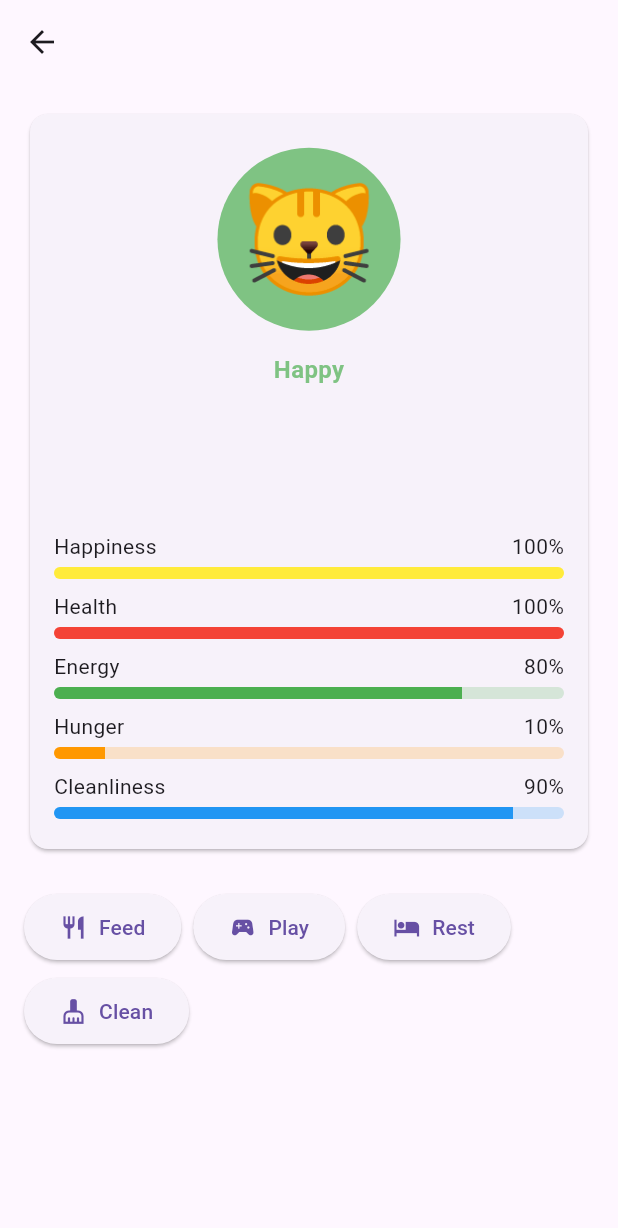
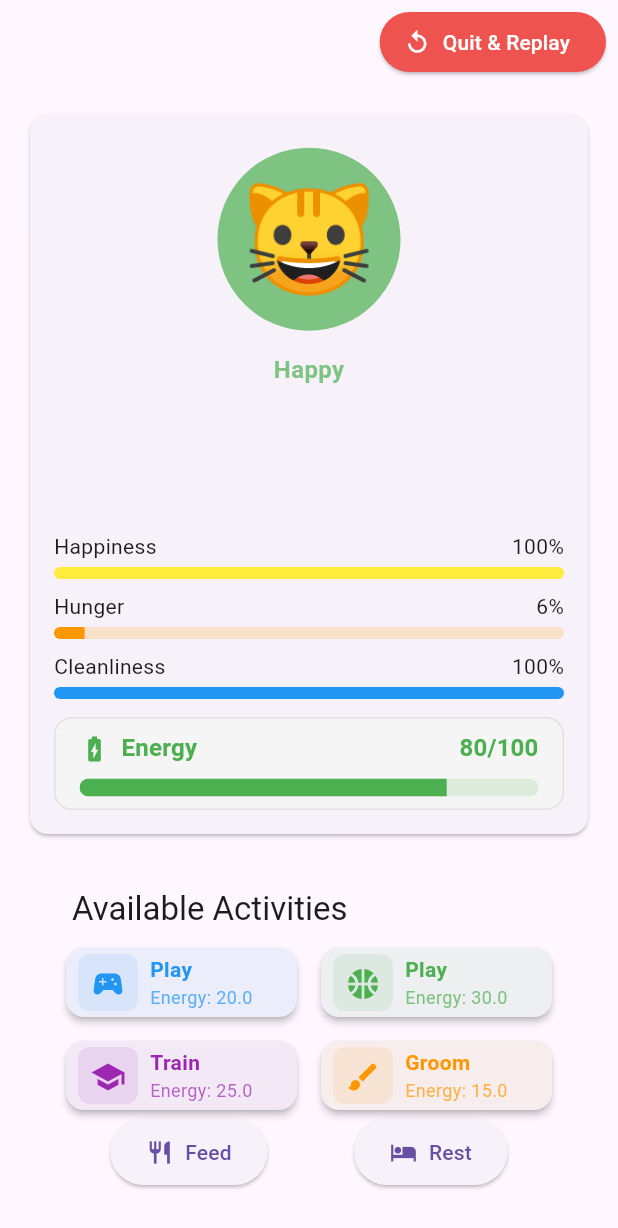
Before and after one commit to sannzay/act5_mad, a Flutter app: the PetScreen screen opened directly with empty values, after a tap on "Play", on a phone screen of 412 x 824 dp. Shown: the top 1228 px of the screen. Run offline on Flutter 3.47's test engine with Material 3 defaults, Android fonts, the light colour scheme and no system bars; our stand-ins replace shared_preferences; accounts and stored records are empty.

Commit message:
Refactor Pet model to remove health attribute and adjust happiness mechanics. Update PetScreen to include activity selection and enhance interaction with pet actions, including a quit confirmation dialog and energy management.

```diff
--- a/lib/models/pet.dart
+++ b/lib/models/pet.dart
@@ -5,7 +5,6 @@
   String type;
   double happiness;
   double hunger;
-  double health;
   double energy;
   double cleanliness;
   DateTime lastInteraction;
@@ -15,7 +14,6 @@
     required this.type,
     this.happiness = 100.0,
     this.hunger = 0.0,
-    this.health = 100.0,
     this.energy = 100.0,
     this.cleanliness = 100.0,
   }) : lastInteraction = DateTime.now();
@@ -66,15 +64,14 @@
         happiness = (happiness - difference * 0.5).clamp(0.0, 100.0);
       }
 
-      // Health decreases if multiple needs are critical
+      // Happiness decreases if multiple needs are critical
       int criticalNeeds = 0;
       if (hunger > 90) criticalNeeds++;
       if (energy < 10) criticalNeeds++;
       if (cleanliness < 10) criticalNeeds++;
-      if (happiness < 10) criticalNeeds++;
 
       if (criticalNeeds >= 2) {
-        health = (health - difference * criticalNeeds * 0.1).clamp(0.0, 100.0);
+        happiness = (happiness - difference * criticalNeeds * 0.5).clamp(0.0, 100.0);
       }
     }
   }
@@ -89,7 +86,6 @@
       'type': type,
       'happiness': happiness,
       'hunger': hunger,
-      'health': health,
       'energy': energy,
       'cleanliness': cleanliness,
       'lastInteraction': lastInteraction.toIso8601String(),
@@ -102,7 +98,6 @@
       type: json['type'],
       happiness: json['happiness'],
       hunger: json['hunger'],
-      health: json['health'],
       energy: json['energy'],
       cleanliness: json['cleanliness'],
     )..lastInteraction = DateTime.parse(json['lastInteraction']);
--- a/lib/screens/pet_screen.dart
+++ b/lib/screens/pet_screen.dart
@@ -2,8 +2,11 @@
 import '../models/pet.dart';
 import '../widgets/stat_indicator.dart';
 import '../widgets/animated_pet.dart';
+import '../widgets/energy_bar.dart';
+import '../widgets/activity_selector.dart';
 import '../services/game_mechanics_service.dart';
 import '../services/game_state_service.dart';
+import '../screens/pet_customization_screen.dart';
 import 'dart:async';
 
 class PetScreen extends StatefulWidget {
@@ -25,6 +28,42 @@
   final GameStateService _gameState = GameStateService();
   String _currentAction = 'idle';
   Timer? _gameStateCheckTimer;
+  bool _isCharging = false;
+
+  final List<Activity> _activities = [
+    Activity(
+      name: 'Play',
+      icon: Icons.sports_esports,
+      color: Colors.blue,
+      energyCost: 20,
+      happinessGain: 15,
+      description: 'Play with your pet to increase happiness',
+    ),
+    Activity(
+      name: 'Play',
+      icon: Icons.sports_basketball,
+      color: Colors.green,
+      energyCost: 30,
+      happinessGain: 20,
+      description: 'Play with your pet to increase happiness',
+    ),
+    Activity(
+      name: 'Train',
+      icon: Icons.school,
+      color: Colors.purple,
+      energyCost: 25,
+      happinessGain: 10,
+      description: 'Train your pet new tricks',
+    ),
+    Activity(
+      name: 'Groom',
+      icon: Icons.brush,
+      color: Colors.orange,
+      energyCost: 15,
+      happinessGain: 12,
+      description: 'Groom your pet to maintain cleanliness',
+    ),
+  ];
 
   @override
   void initState() {
@@ -48,6 +87,83 @@
     super.dispose();
   }
 
+  void _performActivity(Activity activity) {
+    if (widget.pet.energy < activity.energyCost) {
+      return;
+    }
+
+    setState(() {
+      _currentAction = activity.name.toLowerCase();
+      widget.pet.energy = (widget.pet.energy - activity.energyCost).clamp(0.0, 100.0);
+      widget.pet.happiness = (widget.pet.happiness + activity.happinessGain).clamp(0.0, 100.0);
+      widget.pet.hunger = (widget.pet.hunger + activity.energyCost * 0.3).clamp(0.0, 100.0);
+
+      if (widget.pet.energy < 30) {
+        _gameMechanics.addHungryEffect(widget.pet);
+      }
+
+      widget.onPetUpdated(widget.pet);
+    });
+
+    // Show charging animation while resting
+    Future.delayed(const Duration(milliseconds: 500), () {
+      if (mounted) {
+        setState(() {
+          _currentAction = 'idle';
+        });
+      }
+    });
+  }
+
+  void _showQuitConfirmation(BuildContext context) {
+    showDialog(
+      context: context,
+      barrierDismissible: false,
+      builder: (context) => AlertDialog(
+        title: const Text(
+          'Quit Current Game?',
+          style: TextStyle(color: Colors.red),
+        ),
+        content: const Text(
+          'Are you sure you want to quit the current game and start over? '
+          'All progress will be lost.',
+        ),
+        actions: [
+          TextButton(
+            onPressed: () => Navigator.of(context).pop(),
+            child: const Text('Cancel'),
+          ),
+          ElevatedButton(
+            onPressed: () {
+              Navigator.of(context).pop();
+              Navigator.of(context).pushReplacement(
+                MaterialPageRoute(
+                  builder: (context) => PetCustomizationScreen(
+                    onPetCreated: (pet) {
+                      Navigator.of(context).pushReplacement(
+                        MaterialPageRoute(
+                          builder: (context) => PetScreen(
+                            pet: pet,
+                            onPetUpdated: widget.onPetUpdated,
+                          ),
+                        ),
+                      );
+                    },
+                  ),
+                ),
+              );
+            },
+            style: ElevatedButton.styleFrom(
+              backgroundColor: Colors.red,
+              foregroundColor: Colors.white,
+            ),
+            child: const Text('Quit and Replay'),
+          ),
+        ],
+      ),
+    );
+  }
+
   void _performAction(String action) {
     setState(() {
       _currentAction = action;
@@ -58,23 +174,19 @@
             _gameMechanics.addEnergeticEffect(widget.pet);
           }
           break;
-        case 'play':
-          widget.pet.play();
-          if (widget.pet.energy < 20) {
-            _gameMechanics.addHungryEffect(widget.pet);
-          }
-          break;
         case 'rest':
+          _isCharging = true;
           widget.pet.rest();
           if (widget.pet.energy > 80) {
             _gameMechanics.addEnergeticEffect(widget.pet);
           }
-          break;
-        case 'clean':
-          widget.pet.clean();
-          if (widget.pet.cleanliness < 30) {
-            _gameMechanics.addSicknessEffect(widget.pet);
+          Future.delayed(const Duration(seconds: 2), () {
+            if (mounted) {
+              setState(() {
+                _isCharging = false;
+              });
             }
+          });
           break;
       }
       widget.onPetUpdated(widget.pet);
@@ -95,6 +207,20 @@
     return Scaffold(
       appBar: AppBar(
         title: Text(widget.pet.name),
+        actions: [
+          Padding(
+            padding: const EdgeInsets.symmetric(horizontal: 8.0),
+            child: ElevatedButton.icon(
+              onPressed: () => _showQuitConfirmation(context),
+              icon: const Icon(Icons.replay),
+              label: const Text('Quit & Replay'),
+              style: ElevatedButton.styleFrom(
+                foregroundColor: Colors.white,
+                backgroundColor: Colors.red.shade400,
+              ),
+            ),
+          ),
+        ],
       ),
       body: Padding(
         padding: const EdgeInsets.all(16.0),
@@ -126,16 +252,6 @@
                       color: Colors.yellow,
                     ),
                     StatIndicator(
-                      label: 'Health',
-                      value: widget.pet.health,
-                      color: Colors.red,
-                    ),
-                    StatIndicator(
-                      label: 'Energy',
-                      value: widget.pet.energy,
-                      color: Colors.green,
-                    ),
-                    StatIndicator(
                       label: 'Hunger',
                       value: widget.pet.hunger,
                       color: Colors.orange,
@@ -145,14 +261,29 @@
                       value: widget.pet.cleanliness,
                       color: Colors.blue,
                     ),
+                    const SizedBox(height: 8),
+                    EnergyBar(
+                      energy: widget.pet.energy,
+                      isCharging: _isCharging,
+                    ),
                   ],
                 ),
               ),
             ),
             const SizedBox(height: 24),
-            Wrap(
-              spacing: 8.0,
-              runSpacing: 8.0,
+            Padding(
+              padding: const EdgeInsets.symmetric(horizontal: 16.0),
+              child: ActivitySelector(
+                activities: _activities,
+                currentEnergy: widget.pet.energy,
+                onActivitySelected: _performActivity,
+              ),
+            ),
+            const Spacer(),
+            Container(
+              padding: const EdgeInsets.only(bottom: 20.0),
+              child: Row(
+                mainAxisAlignment: MainAxisAlignment.spaceEvenly,
                 children: [
                   ActionButton(
                     icon: Icons.restaurant,
@@ -160,21 +291,12 @@
                     onPressed: () => _performAction('feed'),
                   ),
                   ActionButton(
-                  icon: Icons.sports_esports,
-                  label: 'Play',
-                  onPressed: () => _performAction('play'),
-                ),
-                ActionButton(
                     icon: Icons.hotel,
                     label: 'Rest',
                     onPressed: () => _performAction('rest'),
                   ),
-                ActionButton(
-                  icon: Icons.cleaning_services,
-                  label: 'Clean',
-                  onPressed: () => _performAction('clean'),
+                ],
               ),
-              ],
             ),
           ],
         ),
--- a/lib/services/game_mechanics_service.dart
+++ b/lib/services/game_mechanics_service.dart
@@ -47,7 +47,6 @@
   void addSicknessEffect(Pet pet) {
     final effect = (Pet pet) {
       if (pet.cleanliness < 30 || pet.hunger > 80) {
-        pet.health = (pet.health - 5).clamp(0.0, 100.0);
         pet.happiness = (pet.happiness - 5).clamp(0.0, 100.0);
       }
     };
--- a/lib/services/game_state_service.dart
+++ b/lib/services/game_state_service.dart
@@ -1,6 +1,8 @@
 import 'dart:async';
 import 'package:flutter/material.dart';
 import '../models/pet.dart';
+import '../screens/pet_customization_screen.dart';
+import '../screens/pet_screen.dart';
 
 enum GameState {
   playing,
@@ -60,8 +62,29 @@
     _showGameEndDialog(
       context,
       'Game Over',
-      'Your pet is too hungry and unhappy. Try to take better care next time!',
+      'Your pet is too hungry and unhappy. Would you like to try again?',
       Colors.red,
+    );
+  }
+
+  void restartGame(BuildContext context) {
+    _currentState = GameState.playing;
+    _highHappinessStartTime = null;
+    Navigator.of(context).pushReplacement(
+      MaterialPageRoute(
+        builder: (context) => PetCustomizationScreen(
+          onPetCreated: (pet) {
+            Navigator.of(context).pushReplacement(
+              MaterialPageRoute(
+                builder: (context) => PetScreen(
+                  pet: pet,
+                  onPetUpdated: (pet) {},
+                ),
+              ),
+            );
+          },
+        ),
+      ),
     );
   }
 
@@ -96,17 +119,7 @@
             onPressed: () {
               Navigator.of(context).pop();
               if (_currentState == GameState.lost) {
-                Navigator.of(context).pushReplacement(
-                  MaterialPageRoute(
-                    builder: (context) => const MaterialApp(
-                      home: Scaffold(
-                        body: Center(
-                          child: Text('Start a new game to try again!'),
-                        ),
-                      ),
-                    ),
-                  ),
-                );
+                restartGame(context);
               }
             },
             child: Text(_currentState == GameState.won ? 'Continue' : 'New Game'),
--- /dev/null
+++ b/lib/widgets/activity_selector.dart
@@ -0,0 +1,140 @@
+import 'package:flutter/material.dart';
+
+class Activity {
+  final String name;
+  final IconData icon;
+  final Color color;
+  final double energyCost;
+  final double happinessGain;
+  final String description;
+
+  const Activity({
+    required this.name,
+    required this.icon,
+    required this.color,
+    required this.energyCost,
+    required this.happinessGain,
+    required this.description,
+  });
+}
+
+class ActivitySelector extends StatelessWidget {
+  final List<Activity> activities;
+  final double currentEnergy;
+  final Function(Activity) onActivitySelected;
+
+  const ActivitySelector({
+    Key? key,
+    required this.activities,
+    required this.currentEnergy,
+    required this.onActivitySelected,
+  }) : super(key: key);
+
+  @override
+  Widget build(BuildContext context) {
+    return Column(
+      crossAxisAlignment: CrossAxisAlignment.stretch,
+      children: [
+        Padding(
+          padding: const EdgeInsets.symmetric(horizontal: 16.0, vertical: 8.0),
+          child: Text(
+            'Available Activities',
+            style: Theme.of(context).textTheme.titleLarge,
+          ),
+        ),
+        GridView.builder(
+          shrinkWrap: true,
+          physics: const NeverScrollableScrollPhysics(),
+          gridDelegate: const SliverGridDelegateWithFixedCrossAxisCount(
+            crossAxisCount: 2,
+            childAspectRatio: 3.0,
+            crossAxisSpacing: 8,
+            mainAxisSpacing: 8,
+          ),
+          padding: const EdgeInsets.symmetric(horizontal: 8.0),
+          itemCount: activities.length,
+          itemBuilder: (context, index) {
+            final activity = activities[index];
+            final bool canPerform = currentEnergy >= activity.energyCost;
+
+            return Card(
+              elevation: canPerform ? 2 : 0,
+              shape: RoundedRectangleBorder(
+                borderRadius: BorderRadius.circular(12),
+              ),
+              child: InkWell(
+                onTap: canPerform
+                    ? () => onActivitySelected(activity)
+                    : () {
+                        ScaffoldMessenger.of(context).showSnackBar(
+                          SnackBar(
+                            content: Text(
+                              'Not enough energy! Need ${activity.energyCost} energy.',
+                            ),
+                            duration: const Duration(seconds: 2),
+                          ),
+                        );
+                      },
+                borderRadius: BorderRadius.circular(12),
+                child: Container(
+                  padding: const EdgeInsets.symmetric(horizontal: 8.0, vertical: 4.0),
+                  decoration: BoxDecoration(
+                    color: canPerform
+                        ? activity.color.withOpacity(0.05)
+                        : Colors.grey[100],
+                    borderRadius: BorderRadius.circular(12),
+                  ),
+                  child: Row(
+                    mainAxisAlignment: MainAxisAlignment.start,
+                    children: [
+                      Container(
+                        padding: const EdgeInsets.all(8),
+                        decoration: BoxDecoration(
+                          color: canPerform
+                              ? activity.color.withOpacity(0.1)
+                              : Colors.grey[200],
+                          borderRadius: BorderRadius.circular(8),
+                        ),
+                        child: Icon(
+                          activity.icon,
+                          color: canPerform ? activity.color : Colors.grey,
+                          size: 24,
+                        ),
+                      ),
+                      const SizedBox(width: 8),
+                      Expanded(
+                        child: Column(
+                          crossAxisAlignment: CrossAxisAlignment.start,
+                          mainAxisAlignment: MainAxisAlignment.center,
+                          children: [
+                            Text(
+                              activity.name,
+                              style: TextStyle(
+                                color: canPerform ? activity.color : Colors.grey,
+                                fontWeight: FontWeight.bold,
+                                fontSize: 14,
+                              ),
+                            ),
+                            Text(
+                              'Energy: ${activity.energyCost}',
+                              style: TextStyle(
+                                color: canPerform
+                                    ? activity.color.withOpacity(0.7)
+                                    : Colors.grey,
+                                fontSize: 12,
+                              ),
+                            ),
+                          ],
+                        ),
+                      ),
+                    ],
+                  ),
+                ),
+              ),
+            );
+          },
+        ),
+      ],
+    );
+  }
+}
--- /dev/null
+++ b/lib/widgets/energy_bar.dart
@@ -0,0 +1,115 @@
+import 'package:flutter/material.dart';
+
+class EnergyBar extends StatelessWidget {
+  final double energy;
+  final double maxEnergy;
+  final bool isCharging;
+  final Color color;
+
+  const EnergyBar({
+    Key? key,
+    required this.energy,
+    this.maxEnergy = 100.0,
+    this.isCharging = false,
+    this.color = Colors.green,
+  }) : super(key: key);
+
+  Color _getEnergyColor() {
+    if (energy > 70) {
+      return Colors.green;
+    } else if (energy > 30) {
+      return Colors.orange;
+    } else {
+      return Colors.red;
+    }
+  }
+
+  @override
+  Widget build(BuildContext context) {
+    return Container(
+      padding: const EdgeInsets.symmetric(horizontal: 16.0, vertical: 8.0),
+      decoration: BoxDecoration(
+        color: Colors.grey[100],
+        borderRadius: BorderRadius.circular(12),
+        border: Border.all(
+          color: Colors.grey[300]!,
+          width: 1,
+        ),
+      ),
+      child: Column(
+        crossAxisAlignment: CrossAxisAlignment.stretch,
+        children: [
+          Row(
+            mainAxisAlignment: MainAxisAlignment.spaceBetween,
+            children: [
+              Row(
+                children: [
+                  Icon(
+                    Icons.battery_charging_full,
+                    color: _getEnergyColor(),
+                    size: 20,
+                  ),
+                  const SizedBox(width: 8),
+                  Text(
+                    'Energy',
+                    style: Theme.of(context).textTheme.titleMedium?.copyWith(
+                      fontWeight: FontWeight.bold,
+                      color: _getEnergyColor(),
+                    ),
+                  ),
+                ],
+              ),
+              Row(
+                children: [
+                  Text(
+                    '${energy.toStringAsFixed(0)}/${maxEnergy.toStringAsFixed(0)}',
+                    style: Theme.of(context).textTheme.titleMedium?.copyWith(
+                      fontWeight: FontWeight.bold,
+                      color: _getEnergyColor(),
+                    ),
+                  ),
+                  if (isCharging) ...[
+                    const SizedBox(width: 4),
+                    const Icon(
+                      Icons.bolt,
+                      color: Colors.amber,
+                      size: 20,
+                    ),
+                  ],
+                ],
+              ),
+            ],
+          ),
+          const SizedBox(height: 8),
+          Stack(
+            children: [
+              ClipRRect(
+                borderRadius: BorderRadius.circular(6),
+                child: LinearProgressIndicator(
+                  value: energy / maxEnergy,
+                  backgroundColor: _getEnergyColor().withOpacity(0.15),
+                  valueColor: AlwaysStoppedAnimation<Color>(_getEnergyColor()),
+                  minHeight: 12,
+                ),
+              ),
+              if (isCharging)
+                Positioned.fill(
+                  child: ClipRRect(
+                    borderRadius: BorderRadius.circular(6),
+                    child: LinearProgressIndicator(
+                      value: energy / maxEnergy,
+                      backgroundColor: Colors.transparent,
+                      valueColor: AlwaysStoppedAnimation<Color>(
+                        Colors.white.withOpacity(0.3),
+                      ),
+                      minHeight: 12,
+                    ),
+                  ),
+                ),
+            ],
+          ),
+        ],
+      ),
+    );
+  }
+}
```
Lines whose indentation alone changed are shown as unchanged.
